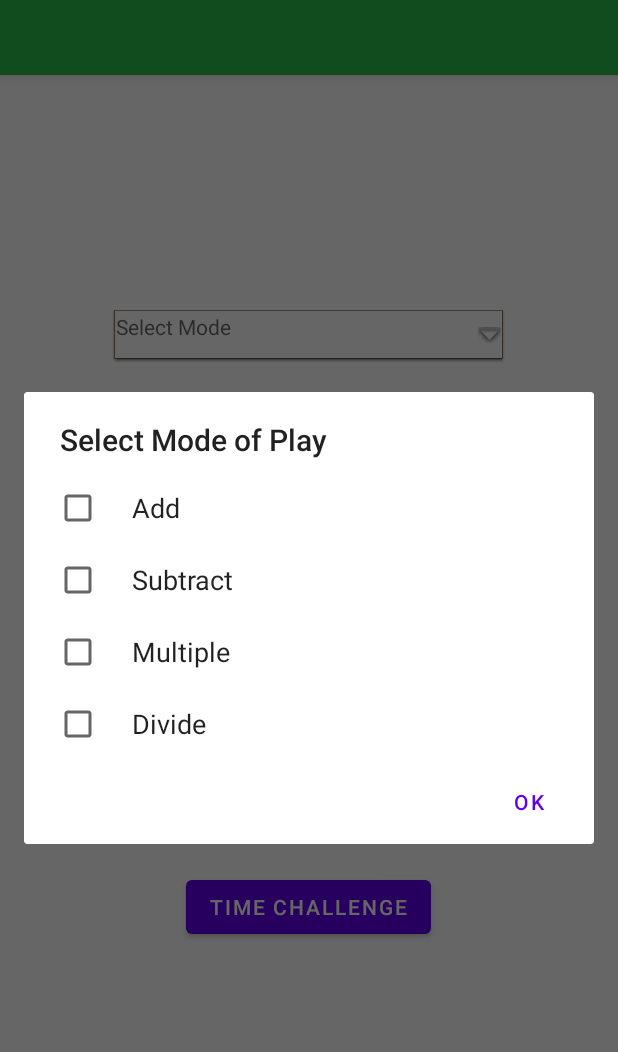
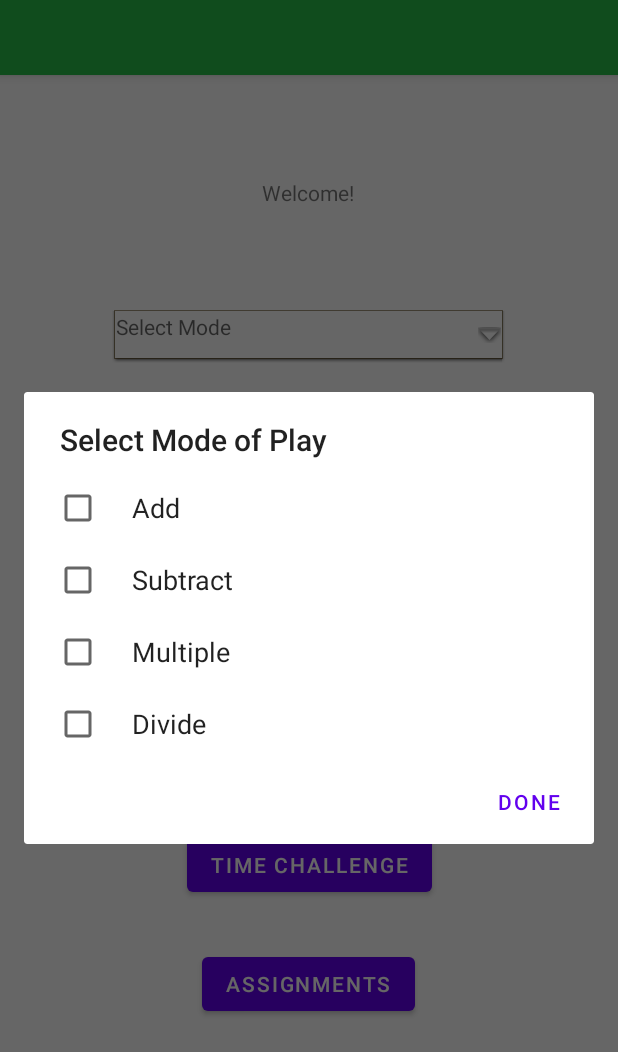
Before and after one commit to BrennanBeeler/CS5520_Team11_Final_Project, an Android app: the ProblemSelectionActivity screen opened directly, with no data from a screen before it, after a tap on an icon or button, on a phone screen of 412 x 824 dp. Shown: the top 1052 px of the screen. Run offline under Robolectric (Android 15) with nearby library versions, the phone set to English and light mode, and no system bars.

Commit message:
Adding welcome message and assignments button

```diff
--- a/Modern_Math/app/src/main/java/edu/neu/madcourse/modernmath/MainActivity.java
+++ b/Modern_Math/app/src/main/java/edu/neu/madcourse/modernmath/MainActivity.java
@@ -32,6 +32,7 @@ import edu.neu.madcourse.modernmath.login.AddNewUserActivity;
 import edu.neu.madcourse.modernmath.login.LoginClickListener;
 import edu.neu.madcourse.modernmath.login.LoginRVAdaptor;
 import edu.neu.madcourse.modernmath.login.UserLoginCard;
+import edu.neu.madcourse.modernmath.problemselection.ProblemSelectionActivity;
 import edu.neu.madcourse.modernmath.teacher.TeacherClassList;
 
 public class MainActivity extends AppCompatActivity {
@@ -99,8 +100,7 @@ public class MainActivity extends AppCompatActivity {
             }
             else
             {
-                // TODO: add actual student page as target
-                intent = new Intent(MainActivity.this, test.class);
+                intent = new Intent(MainActivity.this, ProblemSelectionActivity.class);
             }
 
             intent.putExtra("active_user", new User(userList.get(position)));
--- a/Modern_Math/app/src/main/java/edu/neu/madcourse/modernmath/problemselection/ProblemSelectionActivity.java
+++ b/Modern_Math/app/src/main/java/edu/neu/madcourse/modernmath/problemselection/ProblemSelectionActivity.java
@@ -19,70 +19,80 @@ import java.util.Collections;
 
 import edu.neu.madcourse.modernmath.MainActivity;
 import edu.neu.madcourse.modernmath.R;
+import edu.neu.madcourse.modernmath.database.User;
 import edu.neu.madcourse.modernmath.login.AddExistingUserActivity;
 
+/**
+ * Class that displays various input options to player to start the game.
+ */
 public class ProblemSelectionActivity extends AppCompatActivity {
 
     private String selectedPlayLevel;
     private String[] selectedPlayMode;
     private AlertDialog.Builder missingInputAlert;
+    private TextView activeUser;
 
     @Override
     protected void onCreate(Bundle savedInstanceState) {
         super.onCreate(savedInstanceState);
         setContentView(R.layout.activity_select_problem);
 
-        TextView textView = findViewById(R.id.modeSpinner);
-        ArrayList<Integer> langList = new ArrayList<>();
-        String[] langArray = getResources().getStringArray(R.array.mode_array);
-        boolean[] selectedPlay = new boolean[langArray.length];
-        selectedPlayMode = new String[langArray.length];
-        textView.setOnClickListener(new View.OnClickListener() {
+        // Welcome Message
+        activeUser = findViewById(R.id.activeUserTextView);
+        if (getIntent().getExtras() != null)
+        {
+            User user = getIntent().getExtras().getParcelable("active_user");
+            activeUser.setText("Welcome " + user.firstName);
+        }
+
+
+        // Mode Selection - Multiple Selection
+        TextView modeTextView = findViewById(R.id.modeSpinner);
+        ArrayList<Integer> modeList = new ArrayList<>();
+        String[] modeArray = getResources().getStringArray(R.array.mode_array);
+        boolean[] selectedPlay = new boolean[modeArray.length];
+        selectedPlayMode = new String[modeArray.length];
+
+        modeTextView.setOnClickListener(new View.OnClickListener() {
             @Override
             public void onClick(View view) {
                 AlertDialog.Builder builder = new AlertDialog.Builder(ProblemSelectionActivity.this);
                 builder.setTitle("Select Mode of Play");
                 //builder.setCancelable(false);
 
-                builder.setMultiChoiceItems(langArray, selectedPlay, new DialogInterface.OnMultiChoiceClickListener() {
+                builder.setMultiChoiceItems(modeArray, selectedPlay, new DialogInterface.OnMultiChoiceClickListener() {
                     @Override
                     public void onClick(DialogInterface dialogInterface, int i, boolean b) {
-                        // check condition
+                        // if the mode was selected
                         if (b) {
-                            // when checkbox selected
-                            // Add position  in lang list
-                            langList.add(i);
-                            // Sort array list
-                            Collections.sort(langList);
+                            modeList.add(i);
+                            Collections.sort(modeList);
                         } else {
-                            // when checkbox unselected
-                            // Remove position from langList
-                            langList.remove(Integer.valueOf(i));
+                            modeList.remove(Integer.valueOf(i));
                         }
                     }
                 });
 
-                builder.setPositiveButton("OK", new DialogInterface.OnClickListener() {
+                builder.setPositiveButton("DONE", new DialogInterface.OnClickListener() {
                     @Override
                     public void onClick(DialogInterface dialogInterface, int i) {
 
                         StringBuilder stringBuilder = new StringBuilder();
-                        for (int j = 0; j < langList.size(); j++) {
-                            stringBuilder.append(langArray[langList.get(j)]);
-                            selectedPlayMode[j] = langArray[langList.get(j)];
-                            if (j != langList.size() - 1) {
+                        for (int j = 0; j < modeList.size(); j++) {
+                            stringBuilder.append(modeArray[modeList.get(j)]);
+                            selectedPlayMode[j] = modeArray[modeList.get(j)];
+                            if (j != modeList.size() - 1) {
                                 stringBuilder.append(", ");
                             }
                         }
-                        textView.setText(stringBuilder.toString());
+                        modeTextView.setText(stringBuilder.toString());
                     }
                 });
-                // show dialog
                 builder.show();
             }
         });
 
-
+        // Level Selection - Default selection as easy
         Spinner levelSpinner = (Spinner) findViewById(R.id.levelSpinner);
         ArrayAdapter<CharSequence> levelAdapter = ArrayAdapter
                 .createFromResource(this, R.array.level_array,
@@ -121,11 +131,17 @@ public class ProblemSelectionActivity extends AppCompatActivity {
     public void startTimeChallengeSession(View view) {
         if (!validateInputs()) {
             // To-do: Change of Destination
-            Intent challengeIntent = new Intent(ProblemSelectionActivity.this, MainActivity.class);
+            Intent challengeIntent = new Intent(ProblemSelectionActivity.this, AddExistingUserActivity.class);
             challengeIntent.putExtra("modeOfPlay", this.selectedPlayMode);
             challengeIntent.putExtra("levelOfPlay", this.selectedPlayLevel);
             startActivity(challengeIntent);
         }
+    }
+
+    public void startAssignmentSession(View view) {
+        // To-do: Change of Destination
+        Intent assignmentIntent = new Intent(ProblemSelectionActivity.this, AddExistingUserActivity.class);
+        startActivity(assignmentIntent);
     }
 
     public boolean validateInputs() {
--- a/Modern_Math/app/src/main/res/layout/activity_select_problem.xml
+++ b/Modern_Math/app/src/main/res/layout/activity_select_problem.xml
@@ -20,7 +20,7 @@
         android:id="@+id/levelSpinner"
         android:layout_width="262dp"
         android:layout_height="35dp"
-        android:background="@android:drawable/spinner_dropdown_background"
+        android:background="@android:drawable/spinner_background"
         android:spinnerMode="dropdown"
         app:layout_constraintBottom_toBottomOf="parent"
         app:layout_constraintEnd_toEndOf="parent"
@@ -45,7 +45,7 @@
         app:layout_constraintVertical_bias="0.212" />
 
     <Button
-        android:id="@+id/practice"
+        android:id="@+id/practiceButton"
         android:layout_width="wrap_content"
         android:layout_height="wrap_content"
         android:text="Practice"
@@ -58,16 +58,39 @@
         android:onClick="startPracticeSession"/>
 
     <Button
-        android:id="@+id/challenge"
+        android:id="@+id/challengeButton"
         android:layout_width="wrap_content"
         android:layout_height="wrap_content"
         android:text="Time Challenge"
         app:layout_constraintBottom_toBottomOf="parent"
         app:layout_constraintEnd_toEndOf="parent"
+        app:layout_constraintStart_toStartOf="parent"
+        app:layout_constraintTop_toBottomOf="@+id/practiceButton"
+        app:layout_constraintVertical_bias="0.098"
+        android:onClick="startTimeChallengeSession"/>
+
+    <TextView
+        android:id="@+id/activeUserTextView"
+        android:layout_width="wrap_content"
+        android:layout_height="wrap_content"
+        android:text="Welcome!"
+        app:layout_constraintBottom_toTopOf="@+id/modeSpinner"
+        app:layout_constraintEnd_toEndOf="parent"
         app:layout_constraintHorizontal_bias="0.498"
         app:layout_constraintStart_toStartOf="parent"
-        app:layout_constraintTop_toBottomOf="@+id/practice"
-        app:layout_constraintVertical_bias="0.211"
-        android:onClick="startTimeChallengeSession"/>
+        app:layout_constraintTop_toBottomOf="@+id/main_toolbar" />
+
+    <Button
+        android:id="@+id/assignmentButton"
+        android:layout_width="wrap_content"
+        android:layout_height="wrap_content"
+        android:text="Assignments"
+        app:layout_constraintBottom_toBottomOf="parent"
+        app:layout_constraintEnd_toEndOf="parent"
+        app:layout_constraintHorizontal_bias="0.498"
+        app:layout_constraintStart_toStartOf="parent"
+        app:layout_constraintTop_toBottomOf="@+id/challengeButton"
+        app:layout_constraintVertical_bias="0.177"
+        android:onClick="startAssignmentSession"/>
 
 </androidx.constraintlayout.widget.ConstraintLayout>
```
